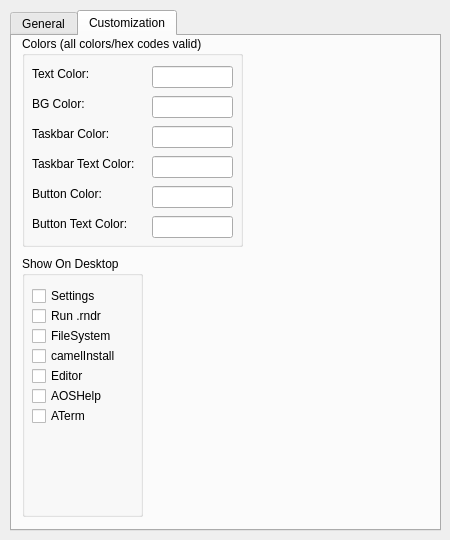
First picture: the form in uis/untitled.ui, repository AOS-GUI/AOS-GUI, before the edit.
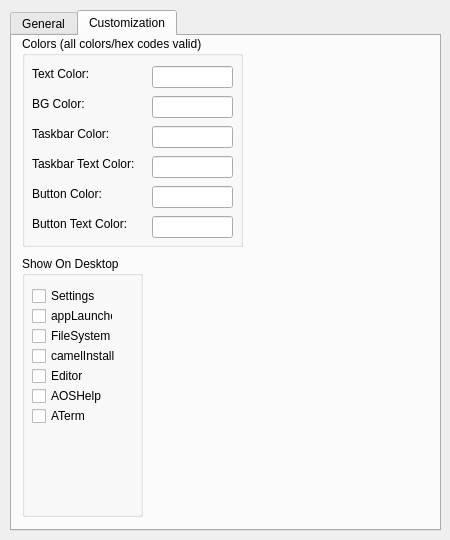
Second picture: the form after the edit.

Patch:
```diff
--- a/uis/untitled.ui
+++ b/uis/untitled.ui
@@ -291,7 +291,7 @@
        </rect>
       </property>
       <property name="text">
-       <string>Run .rndr</string>
+       <string>appLauncher</string>
       </property>
      </widget>
      <widget class="QCheckBox" name="checkBox_3">
```
